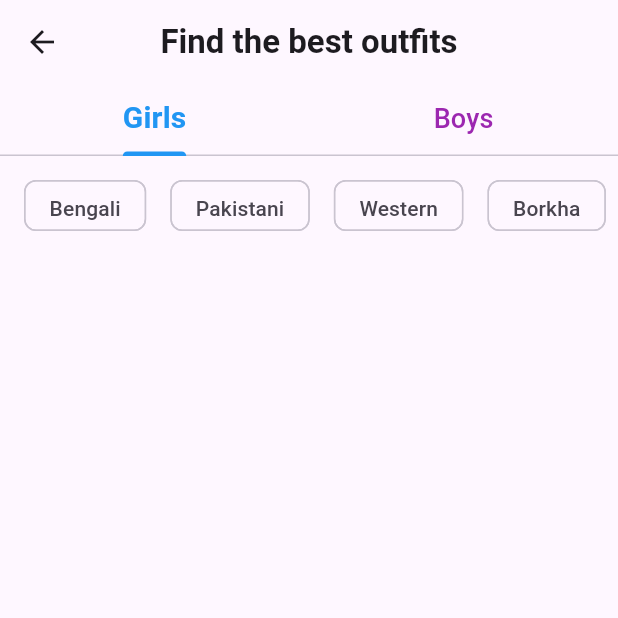
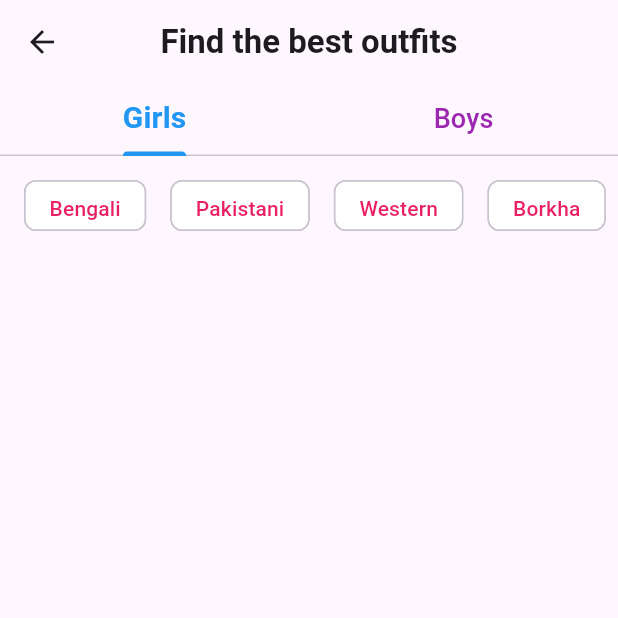
Before and after one commit to sohasara/E-Commerce-App, a Flutter app: the DressPage screen opened directly, on a phone screen of 412 x 824 dp, the top half of it. Run offline on Flutter 3.47's test engine with Material 3 defaults, Android fonts, the phone set to English and light mode, and no system bars; our stand-ins replace flutter_riverpod.

Commit message:
add  chip provider

```diff
--- a/lib/feature/presentation/pages/detailes_page/girls_dress.dart
+++ b/lib/feature/presentation/pages/detailes_page/girls_dress.dart
@@ -1,16 +1,23 @@
 import 'package:flutter/material.dart';
+import 'package:flutter_riverpod/flutter_riverpod.dart';
 
-class GirlsDress extends StatelessWidget {
+import '../../riverpod/chip_select.dart';
+
+class GirlsDress extends ConsumerWidget {
   const GirlsDress({super.key});
 
   @override
-  Widget build(BuildContext context) {
+  Widget build(BuildContext context, WidgetRef ref) {
     final List<String> girlDress = [
       'Bengali',
       'Pakistani',
       'Western',
       'Borkha',
     ];
+
+    // Accessing the index of the currently selected chip
+    final selectedChipIndex = ref.watch(chipSelectionProvider);
+
     return Padding(
       padding: const EdgeInsets.all(8.0),
       child: Column(
@@ -25,13 +32,28 @@ class GirlsDress extends StatelessWidget {
               itemBuilder: (context, index) {
                 return Padding(
                   padding: const EdgeInsets.all(8.0),
-                    child: Chip(
+                  child: ChoiceChip(
                     label: Text(
                       girlDress[index],
                     ),
+                    selected: selectedChipIndex == index,
+                    selectedColor: Colors.blue,
+                    backgroundColor: Colors.white,
+                    labelStyle: TextStyle(
+                      color: selectedChipIndex == index
+                          ? Colors.white
+                          : Colors.pink,
+                    ),
+                    showCheckmark: false,
+                    onSelected: (bool selected) {
+                      ref
+                          .read(chipSelectionProvider.notifier)
+                          .selectChip(index);
+                    },
                   ),
                 );
-                }),
+              },
+            ),
           ),
         ],
       ),
--- /dev/null
+++ b/lib/feature/presentation/riverpod/chip_select.dart
@@ -0,0 +1,15 @@
+import 'package:flutter_riverpod/flutter_riverpod.dart';
+
+class ChipSelectionNotifier extends StateNotifier<int> {
+  ChipSelectionNotifier() : super(-1); // Initially, no chip is selected
+
+  // Method to select only one chip at a time
+  void selectChip(int index) {
+    state = index;
+  }
+}
+
+final chipSelectionProvider =
+    StateNotifierProvider<ChipSelectionNotifier, int>((ref) {
+  return ChipSelectionNotifier();
+});
```
Lines whose indentation alone changed are shown as unchanged.
